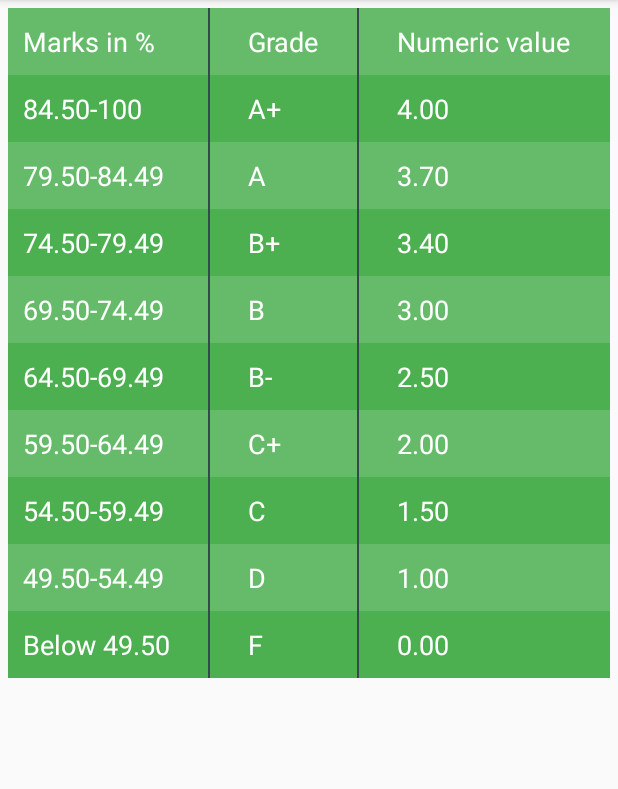
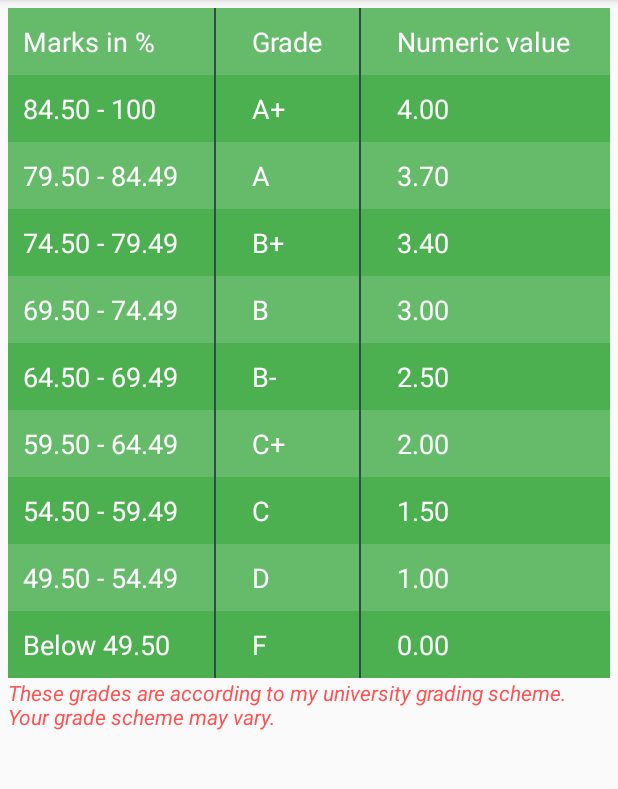
Before and after one commit to bullheadandplato/refactored-fortnight, an Android app: the GradeDetailsActivity screen opened directly, with no data from a screen before it, on a phone screen of 412 x 824 dp, the part 84-873 px from its top. Run offline under Robolectric (Android 15) with nearby library versions, the phone set to English and light mode, and no system bars.

Commit message:
few changes in grade details

```diff
--- a/app/src/main/res/layout/activity_grade_details.xml
+++ b/app/src/main/res/layout/activity_grade_details.xml
@@ -71,7 +71,7 @@
                 <TextView
                     android:id="@+id/textView21"
                     android:padding="@dimen/table_row_padding"
-                    android:text="84.50-100"
+                    android:text="84.50 - 100"
                     android:textColor="@color/white"
                     android:textSize="@dimen/table_text_size" />
 
@@ -115,7 +115,7 @@
 
                 <TextView
                     android:padding="@dimen/table_row_padding"
-                    android:text="79.50-84.49"
+                    android:text="79.50 - 84.49"
                     android:textColor="@color/white"
                     android:textSize="@dimen/table_text_size" />
 
@@ -155,7 +155,7 @@
 
                 <TextView
                     android:padding="@dimen/table_row_padding"
-                    android:text="74.50-79.49"
+                    android:text="74.50 - 79.49"
                     android:textColor="@color/white"
                     android:textSize="@dimen/table_text_size" />
 
@@ -195,7 +195,7 @@
 
                 <TextView
                     android:padding="@dimen/table_row_padding"
-                    android:text="69.50-74.49"
+                    android:text="69.50 - 74.49"
                     android:textColor="@color/white"
                     android:textSize="@dimen/table_text_size"
                     />
@@ -236,7 +236,7 @@
 
                 <TextView
                     android:padding="@dimen/table_row_padding"
-                    android:text="64.50-69.49"
+                    android:text="64.50 - 69.49"
                     android:textColor="@color/white"
                     android:textSize="@dimen/table_text_size"
 
@@ -279,7 +279,7 @@
 
                 <TextView
                     android:padding="@dimen/table_row_padding"
-                    android:text="59.50-64.49"
+                    android:text="59.50 - 64.49"
                     android:textColor="@color/white"
                     android:textSize="@dimen/table_text_size"
 
@@ -322,7 +322,7 @@
 
                 <TextView
                     android:padding="@dimen/table_row_padding"
-                    android:text="54.50-59.49"
+                    android:text="54.50 - 59.49"
                     android:textColor="@color/white"
                     android:textSize="@dimen/table_text_size"
 
@@ -367,7 +367,7 @@
 
                 <TextView
                     android:padding="@dimen/table_row_padding"
-                    android:text="49.50-54.49"
+                    android:text="49.50 - 54.49"
                     android:textColor="@color/white"
                     android:textSize="@dimen/table_text_size"
 
@@ -448,7 +448,14 @@
             </TableRow>
 
         </TableLayout>
-
+    <TextView
+        android:layout_width="wrap_content"
+        android:layout_height="wrap_content"
+        android:text="@string/grade_note"
+        android:textColor="@color/pagercolor2"
+        android:layout_below="@id/table"
+        android:textStyle="normal|italic"
+        android:textSize="14sp" />
     </RelativeLayout>
 
 </ScrollView>
--- a/app/src/main/res/values/strings.xml
+++ b/app/src/main/res/values/strings.xml
@@ -38,4 +38,6 @@
       along with CGPA Calculator.  If not, see http://www.gnu.org/licenses.
 
     </string>
+    <string name="grade_note">These grades are according to my university grading scheme.
+        Your grade scheme may vary.</string>
 </resources>
```
